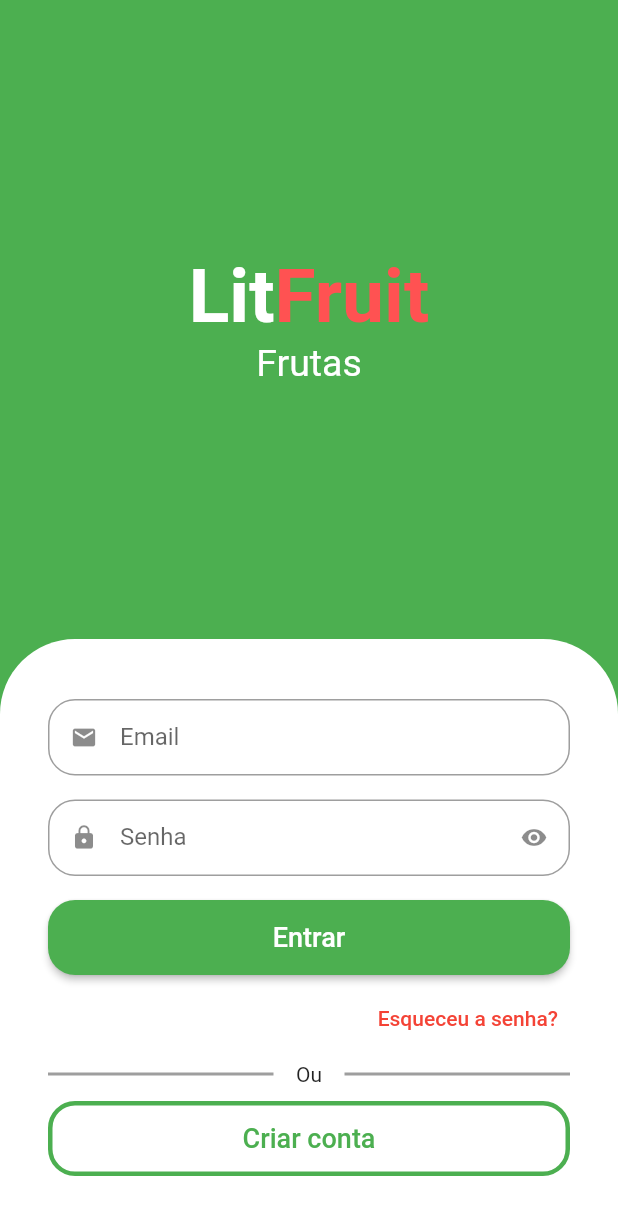
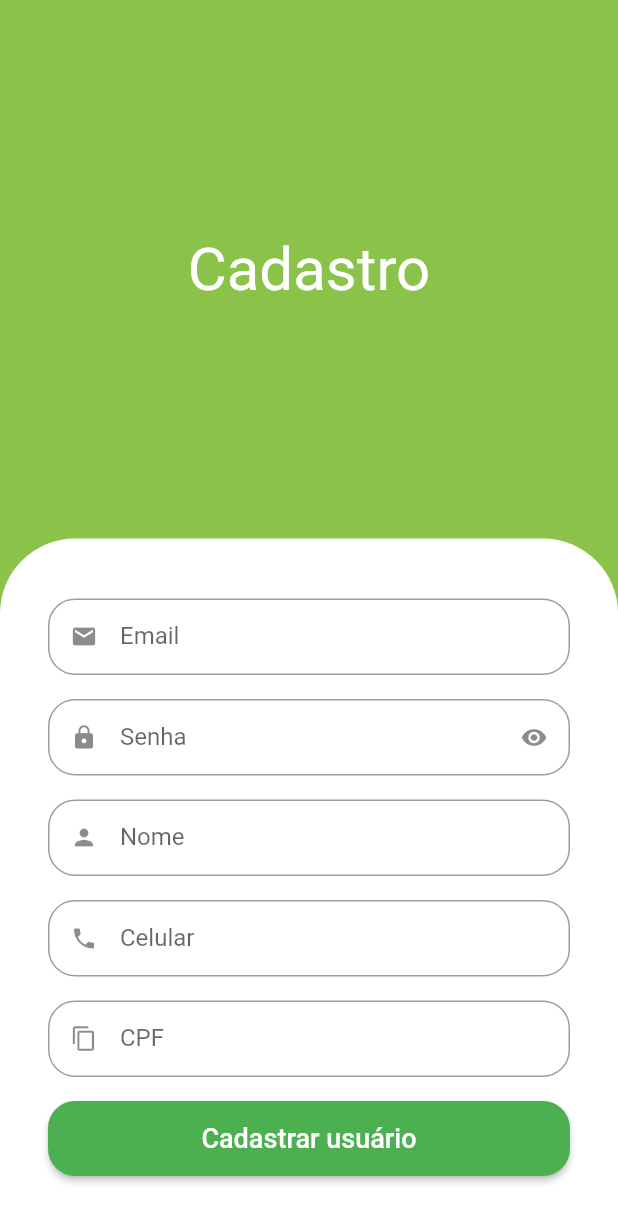
Before and after one commit to lincolnzera1/Advancing_in_Flutter_UI, a Flutter app: the screen it shows after launch, after a tap on "Criar conta", on a phone screen of 412 x 824 dp. Shown: the top 1223 px of the screen. Run offline on Flutter 3.47's test engine with Material 2 defaults, Android fonts, the light colour scheme and no system bars; drawn by our look-alikes of animated_text_kit.

Commit message:
Creating register page

```diff
--- a/lib/main.dart
+++ b/lib/main.dart
@@ -1,6 +1,6 @@
 import 'package:flutter/cupertino.dart';
 import 'package:flutter/material.dart';
-import 'package:getx_redemption/src/auth/sign_in_screen.dart';
+import 'package:getx_redemption/src/auth/components/sign_in_screen.dart';
 
 void main() {
   runApp(MyApp());
--- /dev/null
+++ b/lib/src/auth/components/sign_in_screen.dart
@@ -0,0 +1,173 @@
+import 'package:flutter/material.dart';
+import 'package:getx_redemption/src/auth/components/custom_text_field.dart';
+import 'package:animated_text_kit/animated_text_kit.dart';
+import 'package:getx_redemption/src/auth/components/sign_up_screen.dart';
+import 'package:getx_redemption/src/config/custom_colors.dart';
+
+class SignInScreen extends StatelessWidget {
+  const SignInScreen({super.key});
+
+  @override
+  Widget build(BuildContext context) {
+    final size = MediaQuery.of(context).size;
+
+    return Scaffold(
+      backgroundColor: CustomColors.customSwatchColor,
+      body: SingleChildScrollView(
+        child: SizedBox(
+          height: size.height,
+          width: size.width,
+          child: Column(
+            children: [
+              Expanded(
+                  child: Container(
+                child: Center(
+                  child: Column(
+                    mainAxisAlignment: MainAxisAlignment.center,
+                    children: [
+                      // Nome do App
+                      Text.rich(
+                          TextSpan(style: const TextStyle(fontSize: 50), children: [
+                        const TextSpan(
+                            text: "Lit",
+                            style: TextStyle(
+                                color: Colors.white,
+                                fontWeight: FontWeight.bold)),
+                        TextSpan(
+                            text: "Fruit",
+                            style: TextStyle(
+                                color: CustomColors.customContrastColor,
+                                fontWeight: FontWeight.bold)),
+                      ])),
+
+                      // Categorias
+                      SizedBox(
+                        height: 30,
+                        child: DefaultTextStyle(
+                          style: const TextStyle(fontSize: 25),
+                          child: AnimatedTextKit(
+                            pause: Duration.zero,
+                            animatedTexts: [
+                              FadeAnimatedText("Frutas"),
+                              FadeAnimatedText("Verduras"),
+                              FadeAnimatedText("Legumes"),
+                              FadeAnimatedText("Carnes"),
+                              FadeAnimatedText("Cereais"),
+                              FadeAnimatedText("Laticíneos"),
+                            ],
+                            repeatForever: true,
+                          ),
+                        ),
+                      )
+                    ],
+                  ),
+                ),
+              )),
+
+              // Login / Criar conta
+              Container(
+                padding:
+                    const EdgeInsets.symmetric(horizontal: 32, vertical: 40),
+                decoration: const BoxDecoration(
+                    color: Colors.white,
+                    borderRadius:
+                        BorderRadius.vertical(top: Radius.circular(50))),
+                child: Column(
+                  crossAxisAlignment: CrossAxisAlignment.stretch,
+                  children: [
+                    // Email
+                    CustomTextField(
+                      icon: Icons.email,
+                      label: "Email",
+                    ),
+
+                    // Senha
+                    CustomTextField(
+                      icon: Icons.lock,
+                      label: "Senha",
+                      isSecret: true,
+                    ),
+
+                    // Entrar
+                    SizedBox(
+                      height: 50,
+                      child: ElevatedButton(
+                          style: ElevatedButton.styleFrom(
+                              shape: RoundedRectangleBorder(
+                                  borderRadius: BorderRadius.circular(18))),
+                          onPressed: () {},
+                          child: const Text(
+                            "Entrar",
+                            style: TextStyle(fontSize: 18),
+                          )),
+                    ),
+
+                    // Esqueceu a senha?
+                    Padding(
+                      padding: const EdgeInsets.symmetric(vertical: 5),
+                      child: Align(
+                        alignment: Alignment.centerRight,
+                        child: TextButton(
+                            onPressed: () {},
+                            child: Text("Esqueceu a senha?",
+                                style: TextStyle(color: CustomColors.customContrastColor))),
+                      ),
+                    ),
+
+                    // Linhas e Ou
+                    Padding(
+                      padding: const EdgeInsets.only(bottom: 10),
+                      child: Row(
+                        children: const [
+                          Expanded(
+                              child: Divider(
+                            thickness: 2,
+                            color: Colors.grey,
+                          )),
+                          Padding(
+                            padding: EdgeInsets.symmetric(horizontal: 15),
+                            child: Text("Ou"),
+                          ),
+                          Expanded(
+                              child: Divider(
+                            thickness: 2,
+                            color: Colors.grey,
+                          ))
+                        ],
+                      ),
+                    ),
+
+                    // Criar conta
+                    SizedBox(
+                      height: 50,
+                      child: OutlinedButton(
+                          style: OutlinedButton.styleFrom(
+                            shape: RoundedRectangleBorder(
+                                borderRadius: BorderRadius.circular(18)),
+                            side:
+                                const BorderSide(width: 3, color: Colors.green),
+                          ),
+                          onPressed: () {
+                            Navigator.of(context).push(
+                              MaterialPageRoute(builder:
+                                (c){
+                                  return SignUpScreen();
+                                }
+                              )
+                            );
+                          },
+                          child: const Text(
+                            "Criar conta",
+                            style: TextStyle(fontSize: 18),
+                          )),
+                    )
+                  ],
+                ),
+              ),
+            ],
+          ),
+        ),
+      ),
+    );
+  }
+}
--- /dev/null
+++ b/lib/src/auth/components/sign_up_screen.dart
@@ -0,0 +1,65 @@
+import 'package:flutter/material.dart';
+import 'package:getx_redemption/src/auth/components/custom_text_field.dart';
+import 'package:getx_redemption/src/config/custom_colors.dart';
+
+class SignUpScreen extends StatelessWidget {
+  const SignUpScreen({super.key});
+
+  @override
+  Widget build(BuildContext context) {
+    return Scaffold(
+      backgroundColor: CustomColors.customSwatchColor,
+      body: SingleChildScrollView(
+        child: Container(
+          height: MediaQuery.of(context).size.height,
+          child: Column(
+            children: [
+              Expanded(child: Container(
+                child: const Center(
+                  child: Text("Cadastro",
+                  style: TextStyle(
+                    fontSize: 40,
+                    color: Colors.white
+                  ),),
+                ),
+              )),
+              Container(
+                decoration: const BoxDecoration(
+                    color: Colors.white,
+                    borderRadius:
+                        BorderRadius.vertical(top: Radius.circular(50))),
+                child: Padding(
+                  padding:
+                      const EdgeInsets.symmetric(horizontal: 32, vertical: 40),
+                  child: Column(
+                    crossAxisAlignment: CrossAxisAlignment.stretch,
+                    children: [
+                      CustomTextField(icon: Icons.email, label: "Email"),
+                      CustomTextField(
+                          icon: Icons.lock, label: "Senha", isSecret: true),
+                      CustomTextField(icon: Icons.person, label: "Nome"),
+                      CustomTextField(icon: Icons.phone, label: "Celular"),
+                      CustomTextField(icon: Icons.copy, label: "CPF"),
+                      SizedBox(
+                        height: 50,
+                        child: ElevatedButton(
+                            style: ElevatedButton.styleFrom(
+                                shape: RoundedRectangleBorder(
+                                    borderRadius: BorderRadius.circular(18))),
+                            onPressed: () {},
+                            child: const Text(
+                              "Cadastrar usuário",
+                              style: TextStyle(fontSize: 18),
+                            )),
+                      )
+                    ],
+                  ),
+                ),
+              )
+            ],
+          ),
+        ),
+      ),
+    );
+  }
+}
--- a/lib/src/auth/sign_in_screen.dart
+++ /dev/null
@@ -1,154 +0,0 @@
-import 'package:flutter/material.dart';
-import 'package:flutter/src/widgets/container.dart';
-import 'package:flutter/src/widgets/framework.dart';
-import 'package:getx_redemption/src/auth/components/custom_text_field.dart';
-import 'package:animated_text_kit/animated_text_kit.dart';
-
-class SignInScreen extends StatelessWidget {
-  const SignInScreen({super.key});
-
-  @override
-  Widget build(BuildContext context) {
-    return Scaffold(
-      backgroundColor: Colors.green,
-      body: Column(
-        children: [
-          Expanded(
-              child: Container(
-            color: Colors.green,
-            child: Center(
-              child: Column(
-                mainAxisAlignment: MainAxisAlignment.center,
-                children: [
-                  // Nome do App
-                  const Text.rich(
-                      TextSpan(style: TextStyle(fontSize: 50), children: [
-                    TextSpan(
-                        text: "Lit",
-                        style: TextStyle(
-                            color: Colors.white, fontWeight: FontWeight.bold)),
-                    TextSpan(
-                        text: "Fruit",
-                        style: TextStyle(
-                            color: Colors.redAccent,
-                            fontWeight: FontWeight.bold)),
-                  ])),
-
-                  // Categorias
-                  SizedBox(
-                    height: 30,
-                    child: DefaultTextStyle(
-                      style: const TextStyle(fontSize: 25),
-                      child: AnimatedTextKit(
-                        pause: Duration.zero,
-                        animatedTexts: [
-                          FadeAnimatedText("Frutas"),
-                          FadeAnimatedText("Verduras"),
-                          FadeAnimatedText("Legumes"),
-                          FadeAnimatedText("Carnes"),
-                          FadeAnimatedText("Cereais"),
-                          FadeAnimatedText("Laticíneos"),
-                        ],
-                        repeatForever: true,
-                      ),
-                    ),
-                  )
-                ],
-              ),
-            ),
-          )),
-
-          // Login / Criar conta
-          Container(
-            padding: const EdgeInsets.symmetric(horizontal: 32, vertical: 40),
-            decoration: const BoxDecoration(
-                color: Colors.white,
-                borderRadius: BorderRadius.vertical(top: Radius.circular(50))),
-            child: Column(
-              crossAxisAlignment: CrossAxisAlignment.stretch,
-              children: [
-                // Email
-                CustomTextField(
-                  icon: Icons.email,
-                  label: "Email",
-                ),
-
-                // Senha
-                CustomTextField(
-                  icon: Icons.lock,
-                  label: "Senha",
-                  isSecret: true,
-                ),
-
-                // Entrar
-                SizedBox(
-                  height: 50,
-                  child: ElevatedButton(
-                      style: ElevatedButton.styleFrom(
-                          shape: RoundedRectangleBorder(
-                              borderRadius: BorderRadius.circular(18))),
-                      onPressed: () {},
-                      child: const Text(
-                        "Entrar",
-                        style: TextStyle(fontSize: 18),
-                      )),
-                ),
-
-                // Esqueceu a senha?
-                Padding(
-                  padding: const EdgeInsets.symmetric(vertical: 5),
-                  child: Align(
-                    alignment: Alignment.centerRight,
-                    child: TextButton(
-                        onPressed: () {},
-                        child: const Text("Esqueceu a senha?",
-                            style: TextStyle(color: Colors.red))),
-                  ),
-                ),
-
-                // Linhas e Ou
-                Padding(
-                  padding: EdgeInsets.only(bottom: 10),
-                  child: Row(
-                    children: const [
-                      Expanded(
-                          child: Divider(
-                        thickness: 2,
-                        color: Colors.grey,
-                      )),
-                      Padding(
-                        padding: EdgeInsets.symmetric(horizontal: 15),
-                        child: Text("Ou"),
-                      ),
-                      Expanded(
-                          child: Divider(
-                        thickness: 2,
-                        color: Colors.grey,
-                      ))
-                    ],
-                  ),
-                ),
-
-                // Criar conta
-                SizedBox(
-                  height: 50,
-                  child: OutlinedButton(
-                      style: OutlinedButton.styleFrom(
-                        shape: RoundedRectangleBorder(
-                            borderRadius: BorderRadius.circular(18)),
-                        side: const BorderSide(width: 3, color: Colors.green),
-                      ),
-                      onPressed: () {},
-                      child: const Text(
-                        "Criar conta",
-                        style: TextStyle(fontSize: 18),
-                      )),
-                )
-              ],
-            ),
-          ),
-        ],
-      ),
-    );
-  }
-}
--- /dev/null
+++ b/lib/src/config/custom_colors.dart
@@ -0,0 +1,20 @@
+import 'package:flutter/material.dart';
+
+Map<int, Color> _swatchOpacity = {
+  50: const Color.fromRGBO(139, 195, 74, 0.1),
+  100: const Color.fromRGBO(139, 195, 74, 0.2),
+  200: const Color.fromRGBO(139, 195, 74, 0.3),
+  300: const Color.fromRGBO(139, 195, 74, 0.4),
+  400: const Color.fromRGBO(139, 195, 74, 0.5),
+  500: const Color.fromRGBO(139, 195, 74, 0.6),
+  600: const Color.fromRGBO(139, 195, 74, 0.7),
+  700: const Color.fromRGBO(139, 195, 74, 0.8),
+  800: const Color.fromRGBO(139, 195, 74, 0.9),
+  900: const Color.fromRGBO(139, 195, 74, 1),
+};
+
+abstract class CustomColors {
+  static Color customContrastColor = Colors.red.shade700;
+
+  static MaterialColor customSwatchColor = MaterialColor(0xFF8BC34A, _swatchOpacity);
+}
```
